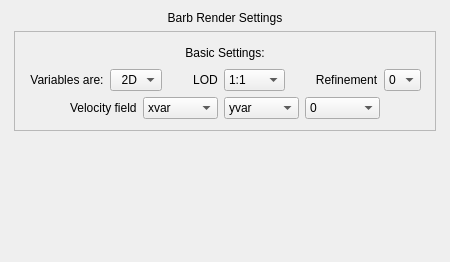
yyr/vapor, file apps/vaporgui/guis/ui/arrow.ui: the form before one commit.
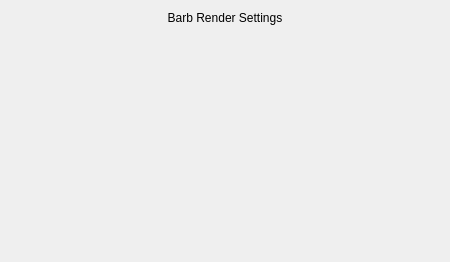
The form after the commit.

Commit message: Moved basic barb parameters to a vertical tab

```diff
--- a/apps/vaporgui/guis/ui/arrow.ui
+++ b/apps/vaporgui/guis/ui/arrow.ui
@@ -54,374 +54,6 @@
        </property>
       </widget>
      </item>
-     <item>
-      <widget class="QFrame" name="frame_2">
-       <property name="maximumSize">
-        <size>
-         <width>422</width>
-         <height>16777215</height>
-        </size>
-       </property>
-       <property name="frameShape">
-        <enum>QFrame::StyledPanel</enum>
-       </property>
-       <property name="frameShadow">
-        <enum>QFrame::Plain</enum>
-       </property>
-       <property name="lineWidth">
-        <number>0</number>
-       </property>
-       <layout class="QHBoxLayout" name="horizontalLayout_9">
-        <item>
-         <layout class="QVBoxLayout" name="verticalLayout_4">
-          <item>
-           <widget class="QLabel" name="textLabel1_3">
-            <property name="minimumSize">
-             <size>
-              <width>0</width>
-              <height>20</height>
-             </size>
-            </property>
-            <property name="text">
-             <string>Basic Settings:</string>
-            </property>
-            <property name="alignment">
-             <set>Qt::AlignCenter</set>
-            </property>
-            <property name="wordWrap">
-             <bool>false</bool>
-            </property>
-           </widget>
-          </item>
-          <item>
-           <layout class="QHBoxLayout" name="horizontalLayout_4">
-            <item>
-             <spacer name="spacer50">
-              <property name="orientation">
-               <enum>Qt::Horizontal</enum>
-              </property>
-              <property name="sizeType">
-               <enum>QSizePolicy::Expanding</enum>
-              </property>
-              <property name="sizeHint" stdset="0">
-               <size>
-                <width>20</width>
-                <height>21</height>
-               </size>
-              </property>
-             </spacer>
-            </item>
-            <item>
-             <widget class="QLabel" name="label_8">
-              <property name="minimumSize">
-               <size>
-                <width>0</width>
-                <height>20</height>
-               </size>
-              </property>
-              <property name="text">
-               <string>Variables are:</string>
-              </property>
-              <property name="alignment">
-               <set>Qt::AlignCenter</set>
-              </property>
-             </widget>
-            </item>
-            <item>
-             <widget class="QComboBox" name="variableDimCombo">
-              <property name="minimumSize">
-               <size>
-                <width>0</width>
-                <height>20</height>
-               </size>
-              </property>
-              <property name="toolTip">
-               <string>Specify whether the field variables are 2 or 3 dimensional</string>
-              </property>
-              <item>
-               <property name="text">
-                <string>  2D</string>
-               </property>
-              </item>
-              <item>
-               <property name="text">
-                <string>  3D</string>
-               </property>
-              </item>
-             </widget>
-            </item>
-            <item>
-             <spacer name="horizontalSpacer_10">
-              <property name="orientation">
-               <enum>Qt::Horizontal</enum>
-              </property>
-              <property name="sizeHint" stdset="0">
-               <size>
-                <width>40</width>
-                <height>20</height>
-               </size>
-              </property>
-             </spacer>
-            </item>
-            <item>
-             <widget class="QLabel" name="label">
-              <property name="minimumSize">
-               <size>
-                <width>0</width>
-                <height>20</height>
-               </size>
-              </property>
-              <property name="text">
-               <string>LOD</string>
-              </property>
-              <property name="alignment">
-               <set>Qt::AlignCenter</set>
-              </property>
-             </widget>
-            </item>
-            <item>
-             <widget class="QComboBox" name="lodCombo">
-              <property name="minimumSize">
-               <size>
-                <width>0</width>
-                <height>20</height>
-               </size>
-              </property>
-              <property name="toolTip">
-               <string>Specify the approximation level for the data being visualized</string>
-              </property>
-              <property name="whatsThis">
-               <string>The Refinement parameter and (in the case of VDC2 data) the LOD parameter control the quality of the approximation used when visualizing a variable.  The Refinement parameter selects the grid resolutiion.  Coarser resolutions require less memory (RAM); less computation by the visualization algorithms; and for VDC1 data, less storage space on disk, therefore less time to read the data.  For VDC2 data the Refinement level has no impact on disk storage.  The LOD parameter, which is only available for VDC2 data sets, selects a compression level.  Variables with greater compression require less disk storage and can thus be read from disk by vaporgui more quickly, but have no impact on memory  (RAM) or computation time required by the visualziation algorithms.  For both LOD and Refinement, level 0 corresponds to the coarsest approximation available.</string>
-              </property>
-              <item>
-               <property name="text">
-                <string>1:1</string>
-               </property>
-              </item>
-              <item>
-               <property name="text">
-                <string>100:1</string>
-               </property>
-              </item>
-             </widget>
-            </item>
-            <item>
-             <spacer name="horizontalSpacer">
-              <property name="orientation">
-               <enum>Qt::Horizontal</enum>
-              </property>
-              <property name="sizeHint" stdset="0">
-               <size>
-                <width>40</width>
-                <height>20</height>
-               </size>
-              </property>
-             </spacer>
-            </item>
-            <item>
-             <widget class="QLabel" name="textLabel1_9">
-              <property name="minimumSize">
-               <size>
-                <width>0</width>
-                <height>20</height>
-               </size>
-              </property>
-              <property name="text">
-               <string>Refinement</string>
-              </property>
-              <property name="alignment">
-               <set>Qt::AlignCenter</set>
-              </property>
-              <property name="wordWrap">
-               <bool>false</bool>
-              </property>
-             </widget>
-            </item>
-            <item>
-             <widget class="QComboBox" name="refinementCombo">
-              <property name="minimumSize">
-               <size>
-                <width>0</width>
-                <height>20</height>
-               </size>
-              </property>
-              <property name="toolTip">
-               <string>Specify the refinement level (resolution) of the data being visualized</string>
-              </property>
-              <property name="whatsThis">
-               <string>The Refinement parameter and (in the case of VDC2 data) the LOD parameter control the quality of the approximation used when visualizing a variable.  The Refinement parameter selects the grid resolutiion.  Coarser resolutions require less memory (RAM); less computation by the visualization algorithms; and for VDC1 data, less storage space on disk, therefore less time to read the data.  For VDC2 data the Refinement level has no impact on disk storage.  The LOD parameter, which is only available for VDC2 data sets, selects a compression level.  Variables with greater compression require less disk storage and can thus be read from disk by vaporgui more quickly, but have no impact on memory  (RAM) or computation time required by the visualziation algorithms.  For both LOD and Refinement, level 0 corresponds to the coarsest approximation available.</string>
-              </property>
-              <property name="maxCount">
-               <number>5</number>
-              </property>
-              <item>
-               <property name="text">
-                <string>0</string>
-               </property>
-              </item>
-              <item>
-               <property name="text">
-                <string>1</string>
-               </property>
-              </item>
-              <item>
-               <property name="text">
-                <string>2</string>
-               </property>
-              </item>
-              <item>
-               <property name="text">
-                <string>3</string>
-               </property>
-              </item>
-              <item>
-               <property name="text">
-                <string>5</string>
-               </property>
-              </item>
-             </widget>
-            </item>
-            <item>
-             <spacer name="spacer51">
-              <property name="orientation">
-               <enum>Qt::Horizontal</enum>
-              </property>
-              <property name="sizeType">
-               <enum>QSizePolicy::Expanding</enum>
-              </property>
-              <property name="sizeHint" stdset="0">
-               <size>
-                <width>18</width>
-                <height>21</height>
-               </size>
-              </property>
-             </spacer>
-            </item>
-           </layout>
-          </item>
-          <item>
-           <layout class="QHBoxLayout" name="horizontalLayout_5">
-            <item>
-             <spacer name="horizontalSpacer_2">
-              <property name="orientation">
-               <enum>Qt::Horizontal</enum>
-              </property>
-              <property name="sizeHint" stdset="0">
-               <size>
-                <width>40</width>
-                <height>20</height>
-               </size>
-              </property>
-             </spacer>
-            </item>
-            <item>
-             <widget class="QLabel" name="label_2">
-              <property name="minimumSize">
-               <size>
-                <width>0</width>
-                <height>20</height>
-               </size>
-              </property>
-              <property name="text">
-               <string>Velocity field</string>
-              </property>
-             </widget>
-            </item>
-            <item>
-             <widget class="QComboBox" name="xVarCombo">
-              <property name="minimumSize">
-               <size>
-                <width>75</width>
-                <height>20</height>
-               </size>
-              </property>
-              <property name="toolTip">
-               <string>Specify velocity field component variables or zero value</string>
-              </property>
-              <property name="whatsThis">
-               <string>&lt;!DOCTYPE HTML PUBLIC &quot;-//W3C//DTD HTML 4.0//EN&quot; &quot;http://www.w3.org/TR/REC-html40/strict.dtd&quot;&gt;
-&lt;html&gt;&lt;head&gt;&lt;meta name=&quot;qrichtext&quot; content=&quot;1&quot; /&gt;&lt;style type=&quot;text/css&quot;&gt;
-p, li { white-space: pre-wrap; }
-&lt;/style&gt;&lt;/head&gt;&lt;body style=&quot; font-family:'MS Shell Dlg 2'; font-size:8.25pt; font-weight:400; font-style:normal;&quot;&gt;
-&lt;p style=&quot; margin-top:0px; margin-bottom:0px; margin-left:0px; margin-right:0px; -qt-block-indent:0; text-indent:0px;&quot;&gt;&lt;span style=&quot; font-size:8pt;&quot;&gt;The arrow direction and length is determined by the three components of the Velocity Field.  The Velocity field vector is multiplied by a length factor, which is determined by the Length scale.&lt;/span&gt;&lt;/p&gt;&lt;/body&gt;&lt;/html&gt;</string>
-              </property>
-              <item>
-               <property name="text">
-                <string>xvar</string>
-               </property>
-              </item>
-             </widget>
-            </item>
-            <item>
-             <widget class="QComboBox" name="yVarCombo">
-              <property name="minimumSize">
-               <size>
-                <width>75</width>
-                <height>20</height>
-               </size>
-              </property>
-              <property name="toolTip">
-               <string>Specify velocity field component variables or zero value</string>
-              </property>
-              <property name="whatsThis">
-               <string>&lt;!DOCTYPE HTML PUBLIC &quot;-//W3C//DTD HTML 4.0//EN&quot; &quot;http://www.w3.org/TR/REC-html40/strict.dtd&quot;&gt;
-&lt;html&gt;&lt;head&gt;&lt;meta name=&quot;qrichtext&quot; content=&quot;1&quot; /&gt;&lt;style type=&quot;text/css&quot;&gt;
-p, li { white-space: pre-wrap; }
-&lt;/style&gt;&lt;/head&gt;&lt;body style=&quot; font-family:'MS Shell Dlg 2'; font-size:8.25pt; font-weight:400; font-style:normal;&quot;&gt;
-&lt;p style=&quot; margin-top:0px; margin-bottom:0px; margin-left:0px; margin-right:0px; -qt-block-indent:0; text-indent:0px;&quot;&gt;&lt;span style=&quot; font-size:8pt;&quot;&gt;The arrow direction and length is determined by the three components of the Velocity Field.  The Velocity field vector is multiplied by a length factor, which is determined by the Length scale.&lt;/span&gt;&lt;/p&gt;&lt;/body&gt;&lt;/html&gt;</string>
-              </property>
-              <item>
-               <property name="text">
-                <string>yvar</string>
-               </property>
-              </item>
-             </widget>
-            </item>
-            <item>
-             <widget class="QComboBox" name="zVarCombo">
-              <property name="minimumSize">
-               <size>
-                <width>75</width>
-                <height>20</height>
-               </size>
-              </property>
-              <property name="toolTip">
-               <string>Specify velocity field component variables or zero value</string>
-              </property>
-              <property name="whatsThis">
-               <string>&lt;!DOCTYPE HTML PUBLIC &quot;-//W3C//DTD HTML 4.0//EN&quot; &quot;http://www.w3.org/TR/REC-html40/strict.dtd&quot;&gt;
-&lt;html&gt;&lt;head&gt;&lt;meta name=&quot;qrichtext&quot; content=&quot;1&quot; /&gt;&lt;style type=&quot;text/css&quot;&gt;
-p, li { white-space: pre-wrap; }
-&lt;/style&gt;&lt;/head&gt;&lt;body style=&quot; font-family:'MS Shell Dlg 2'; font-size:8.25pt; font-weight:400; font-style:normal;&quot;&gt;
-&lt;p style=&quot; margin-top:0px; margin-bottom:0px; margin-left:0px; margin-right:0px; -qt-block-indent:0; text-indent:0px;&quot;&gt;&lt;span style=&quot; font-size:8pt;&quot;&gt;The arrow direction and length is determined by the three components of the Velocity Field.  The Velocity field vector is multiplied by a length factor, which is determined by the Length scale.&lt;/span&gt;&lt;/p&gt;&lt;/body&gt;&lt;/html&gt;</string>
-              </property>
-              <item>
-               <property name="text">
-                <string>0</string>
-               </property>
-              </item>
-             </widget>
-            </item>
-            <item>
-             <spacer name="horizontalSpacer_3">
-              <property name="orientation">
-               <enum>Qt::Horizontal</enum>
-              </property>
-              <property name="sizeHint" stdset="0">
-               <size>
-                <width>40</width>
-                <height>20</height>
-               </size>
-              </property>
-             </spacer>
-            </item>
-           </layout>
-          </item>
-         </layout>
-        </item>
-       </layout>
-      </widget>
-     </item>
      <item>
       <spacer name="verticalSpacer_2">
        <property name="orientation">
```
The commit also changes 9 other files.
